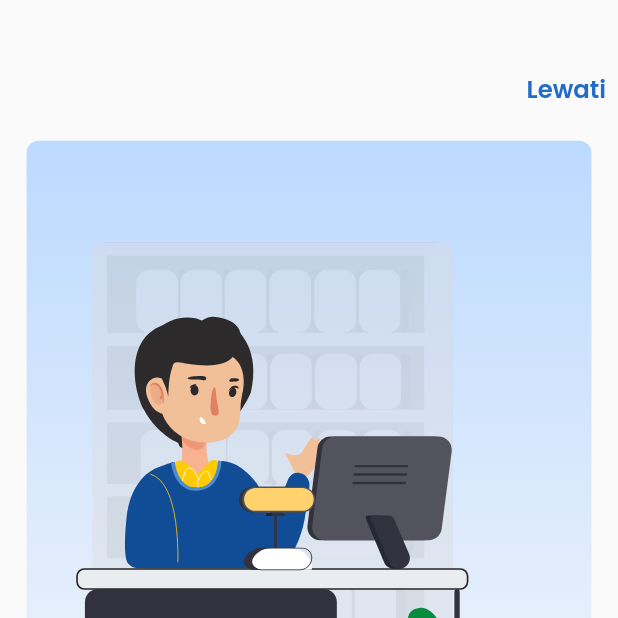
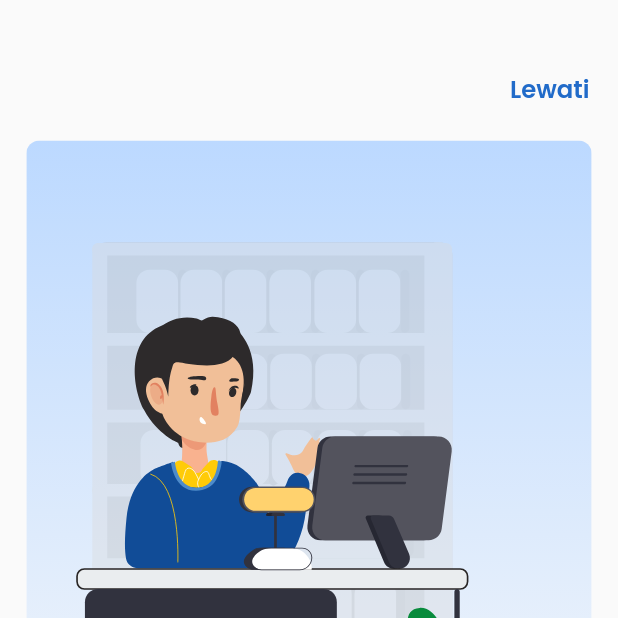
Before and after one commit to juragancode/sample, a Flutter app: the IntroScreenView screen opened by its route, on a phone screen of 412 x 824 dp, the top half of it. Run offline on Flutter 3.47's test engine with Material 2 defaults, Android fonts, the phone set to English and light mode, and no system bars; our stand-ins replace flutter_screenutil, flutter_svg, get, get_storage, permission_handler, pin_code_fields; missing offline and left inert: text_divider; accounts and stored records are empty.

```diff
--- a/lib/app/modules/intro_screen/views/intro_screen_view.dart
+++ b/lib/app/modules/intro_screen/views/intro_screen_view.dart
@@ -27,6 +27,8 @@ class IntroScreenView extends GetView<IntroScreenController> {
               SizedBox(height: 35.h),
               Align(
                 alignment: Alignment.centerRight,
+                child: Padding(
+                  padding: EdgeInsets.only(right: 10.w),
                   child: TextButton(
                     onPressed: () => Get.offAllNamed(Routes.LOGIN),
                     child: Text(
@@ -35,6 +37,7 @@ class IntroScreenView extends GetView<IntroScreenController> {
                         fontSize: 16.sp,
                         fontWeight: FontWeight.w600,
                         color: Color(0xFF216BC9),
+                      ),
                     ),
                   ),
                 ),
--- a/lib/app/modules/verifikasiDaftar/views/verifikasi_daftar_view.dart
+++ b/lib/app/modules/verifikasiDaftar/views/verifikasi_daftar_view.dart
@@ -31,7 +31,7 @@ class VerifikasiDaftarView extends GetView<VerifikasiDaftarController> {
           ),
         ),
         title: Text(
-          'Daftar',
+          'Daftar'.tr,
           style: TextStyle(
             color: Color(0xFF333333),
             fontSize: 16.sp,
@@ -167,7 +167,7 @@ class VerifikasiDaftarView extends GetView<VerifikasiDaftarController> {
                         ),
                       ),
                       Text(
-                        " ${snapshot.data} detik".tr,
+                        " ${snapshot.data} " + "detik".tr,
                         textAlign: TextAlign.center,
                         style: TextStyle(
                           fontSize: 12.sp,
--- a/lib/app/utils/translation.dart
+++ b/lib/app/utils/translation.dart
@@ -25,6 +25,7 @@ class Languages extends Translations {
           'Pengen belanja, tapi mager dan males ngantri? Pesen aja lewat aplikasi':
               'Pengen belanja, tapi mager dan males ngantri? Pesen aja lewat aplikasi',
           ' GAS Indonesia.': ' GAS Indonesia.',
+          'GAS Indonesia.': 'GAS Indonesia.',
           ' Bisa dianter ke rumah!': ' Bisa dianter ke rumah!',
           'Mulai Jual Beli, Yuk!': 'Mulai Jual Beli, Yuk!',
           'Masukkan password': 'Masukkan password',
@@ -69,8 +70,9 @@ class Languages extends Translations {
               'Yeay! password berhasil diperbarui',
           'Eits! tapi diingat-ingat, jangan sampai lupa lagi, ya!':
               'Eits! tapi diingat-ingat, jangan sampai lupa lagi, ya!',
-          // 'Selanjutnya': '',
-          // 'Selanjutnya': '',
+          'Dengan mendaftar, kamu menyetujui':
+              'Dengan mendaftar, kamu menyetujui',
+          ' Syarat & Kebijakan Privasi ': ' Syarat & Kebijakan Privasi ',
           // 'Selanjutnya': '',
           // 'Selanjutnya': '',
           // 'Selanjutnya': '',
@@ -101,6 +103,7 @@ class Languages extends Translations {
           'Pengen belanja, tapi mager dan males ngantri? Pesen aja lewat aplikasi':
               'Wanna shop online? you can buy various needs on',
           ' GAS Indonesia.': '  GAS Marketplace',
+          'GAS Indonesia.': 'of GAS Indonesia.',
           ' Bisa dianter ke rumah!': '',
           'Mulai Jual Beli, Yuk!': 'Let’s Buy & Sale!',
           'Masukkan password': 'Enter your password',
@@ -143,6 +146,9 @@ class Languages extends Translations {
               'Yay! you’ve canged your password',
           'Eits! tapi diingat-ingat, jangan sampai lupa lagi, ya!':
               'So, don’t forget your password again, okay?',
+          'Dengan mendaftar, kamu menyetujui':
+              'By registering, you agree to the',
+          ' Syarat & Kebijakan Privasi ': ' Terms & Privacy Policy ',
         },
       };
 }
```
Also changed, not shown: lib/app/modules/register/views/register_view.dart (+15 -16 lines). Lines whose indentation alone changed are shown as unchanged.
